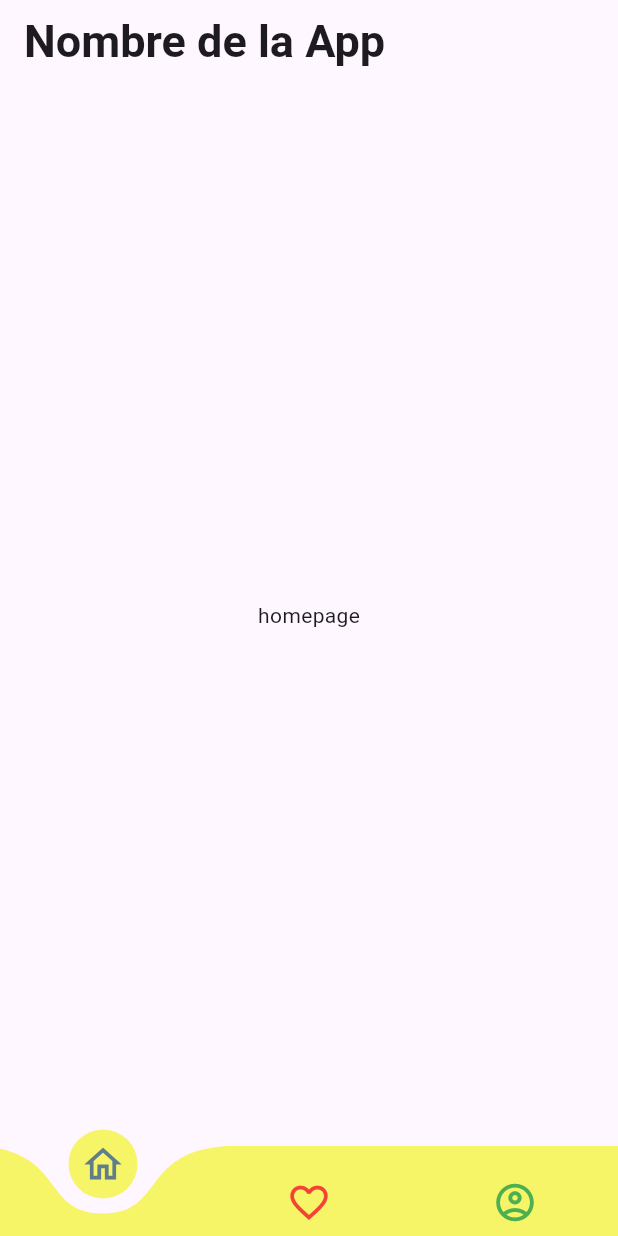
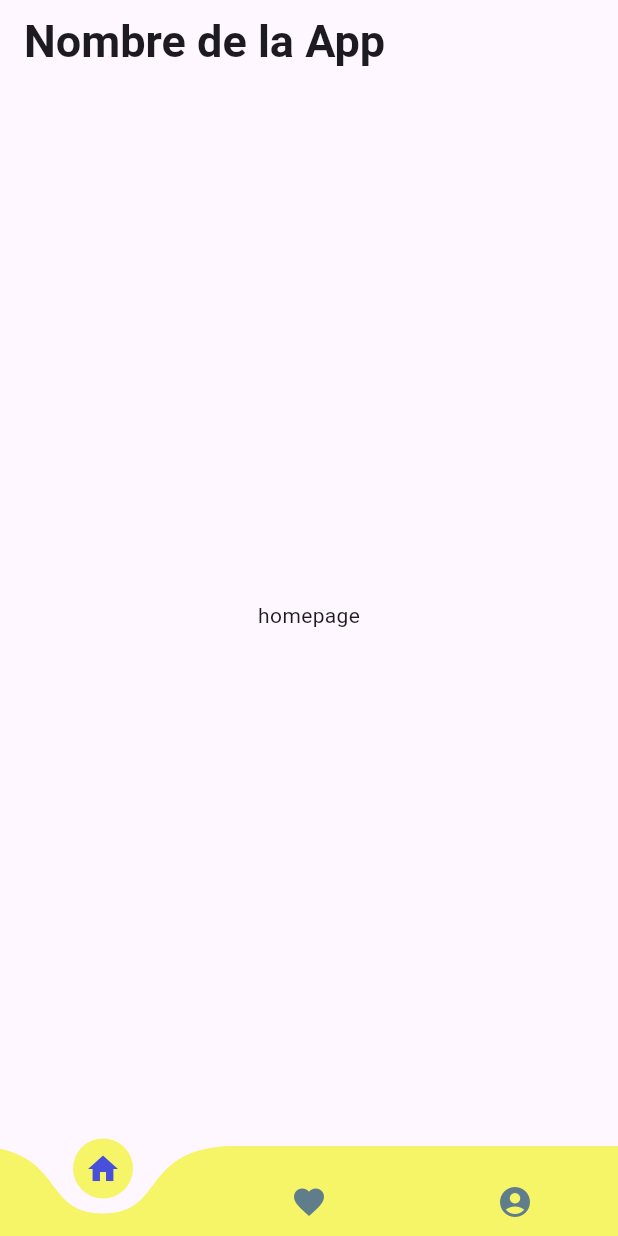
Before and after one commit to Franklin-Veliz/Recetas, a Flutter app: the screen it shows after launch, on a phone screen of 412 x 824 dp. Run offline on Flutter 3.47's test engine with Material 3 defaults, Android fonts, the phone set to English and light mode, and no system bars; drawn by our look-alikes of curved_navigation_bar.

```diff
--- a/lib/src/barra_inferior.dart
+++ b/lib/src/barra_inferior.dart
@@ -15,24 +15,8 @@ class _BarraInferiosState extends State<BarraInferior> {
   int selectedIndex = 0;
   final screens = [HomePage(), Favorito(), LoginPage()];
   final navigationKey = GlobalKey<CurvedNavigationBarState>();
-  final colores = [Colors.blueGrey, Colors.deepOrange, Colors.green];
-  final botones = <Widget>[
-    Icon(
-      Icons.home_outlined,
-      size: 30,
-      color: Colors.blueGrey,
-    ),
-    Icon(
-      Icons.favorite_border,
-      size: 30,
-      color: Colors.red,
-    ),
-    Icon(
-      Icons.account_circle_outlined,
-      size: 30,
-      color: Colors.green,
-    ),
-  ];
+  //final colores = [Colors.blueGrey, Colors.deepOrange, Colors.green];
+
   @override
   Widget build(BuildContext context) {
     return Scaffold(
@@ -48,7 +32,11 @@ class _BarraInferiosState extends State<BarraInferior> {
           animationCurve: Curves.easeInOut,
           animationDuration: Duration(milliseconds: 300),
           index: selectedIndex,
-          items: botones,
+          items: <Widget>[
+            _builNavItem(Icons.home, selectedIndex == 0),
+            _builNavItem2(Icons.favorite, selectedIndex == 1),
+            _builNavItem3(Icons.account_circle, selectedIndex == 2),
+          ],
           onTap: (value) {
             setState(() {
               selectedIndex = value;
@@ -58,4 +46,23 @@ class _BarraInferiosState extends State<BarraInferior> {
       ),
     );
   }
+
+  Widget _builNavItem(IconData icon, bool selectedIndex) {
+    return Icon(Icons.home,
+        color: selectedIndex
+            ? const Color.fromARGB(255, 72, 79, 219)
+            : Colors.blueGrey);
+  }
+
+  Widget _builNavItem2(IconData icon, bool selectedIndex) {
+    return Icon(Icons.favorite,
+        color: selectedIndex
+            ? const Color.fromARGB(255, 231, 56, 56)
+            : Colors.blueGrey);
+  }
+
+  Widget _builNavItem3(IconData icon, bool selectedIndex) {
+    return Icon(Icons.account_circle,
+        color: selectedIndex ? Colors.green : Colors.blueGrey);
+  }
 }
```
Also changed, not shown: lib/src/login.dart (+158 -0 lines), asset/logos/logo.jpeg (added).
